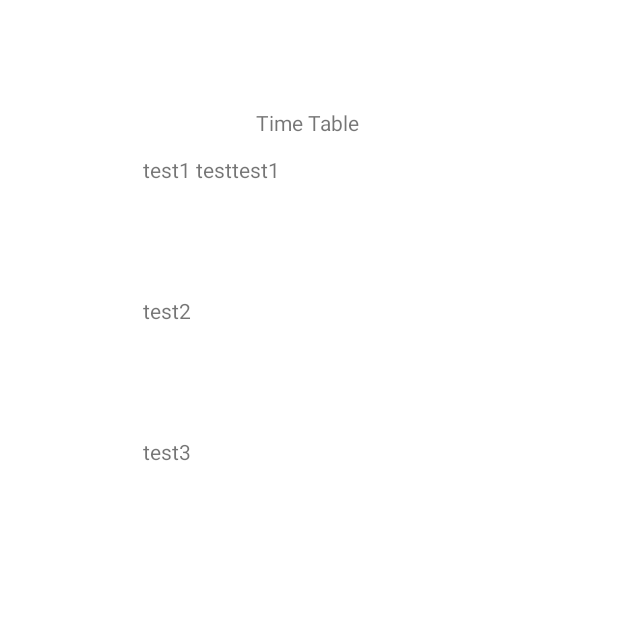
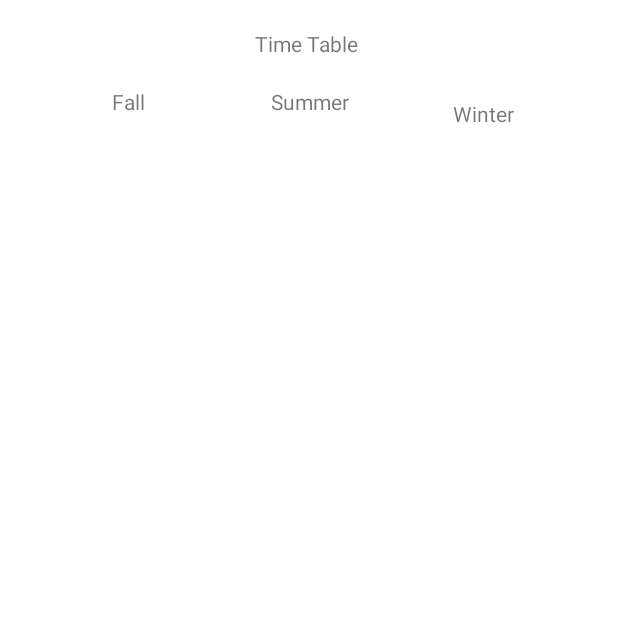
Before and after one commit to mohammadqassim12/B07Porject, an Android app: the timeline_page screen opened directly, with no data from a screen before it, on a phone screen of 412 x 824 dp, the top half of it. Run offline under Robolectric (Android 15) with nearby library versions, the phone set to English and light mode, and no system bars; our stand-ins replace Firebase (no records; nobody signed in at launch, a user with empty details on screens opened directly).

Commit message:
timeline configuration

```diff
--- a/app/src/main/java/com/example/app/timeline_page.java
+++ b/app/src/main/java/com/example/app/timeline_page.java
@@ -30,11 +30,15 @@ public class timeline_page extends AppCompatActivity {
     private TextView confirm_course_click;
     private TextView make_timeline_click;
     private TextView logoutClick;
-    private RecyclerView recycler_view;
+    private RecyclerView recycler_view1;
+    private RecyclerView recycler_view2;
     comp_timetable_adapter myAdapter;
+    comp_timetable_adapter myAdapter2;
 
     String studentID;
     ArrayList<String> courseCodeList = new ArrayList<>();
+
+    ArrayList<String> winter = new ArrayList<>();
 
     String[] a = new String[6] ;
     public void getIncomingIntent (){
@@ -42,6 +46,7 @@ public class timeline_page extends AppCompatActivity {
             a = getIntent().getStringArrayExtra("Send");
         }
     }
+
 
     public timeline_page() {
         // Required empty public constructor
@@ -56,17 +61,35 @@ public class timeline_page extends AppCompatActivity {
         setContentView(R.layout.fragment_timeline_page);
         getIncomingIntent();
 
-        recycler_view = (RecyclerView) findViewById(R.id.comp_timetable_aa);
+
+        // put a into courseCodeList
+        for (int i=0; i<6; i++){
+            courseCodeList.add(a[i]);
+        }
+        courseCodeList.add("test test");
+        recycler_view1 = (RecyclerView) findViewById(R.id.comp_timetable_aa);
         LinearLayoutManager llm = new LinearLayoutManager(this);
         //add courses to the display
-        courseCodeList.add("test1" + " " + "testtest1");
-        courseCodeList.add("test2");
-        courseCodeList.add("test3");
+        //courseCodeList.add("test1" + " " + "testtest1");
+        //courseCodeList.add("test2");
+        //courseCodeList.add("test3");
 
         myAdapter = new comp_timetable_adapter(courseCodeList, studentID);
 
-        recycler_view.setAdapter(myAdapter);
-        recycler_view.setLayoutManager(llm);
+        recycler_view1.setAdapter(myAdapter);
+        recycler_view1.setLayoutManager(llm);
+
+        //recycler_view2 = (RecyclerView) findViewById(R.id.comp_timetable2_aa);
+        //LinearLayoutManager llm2 = new LinearLayoutManager(this);
+        //add courses to the display
+        //winter.add("test1" + " " + "testtest1");
+
+
+       // myAdapter2 = new comp_timetable_adapter(winter, studentID);
+
+        //recycler_view2.setAdapter(myAdapter);
+
+        //recycler_view2.setLayoutManager(llm2);
 
 
 
--- a/app/src/main/res/layout/fragment_timeline_page.xml
+++ b/app/src/main/res/layout/fragment_timeline_page.xml
@@ -12,26 +12,91 @@
         android:layout_width="match_parent"
         android:layout_height="match_parent">
 
-        <TextView
-            android:id="@+id/header2"
-            android:layout_width="wrap_content"
-            android:layout_height="wrap_content"
-            android:layout_marginTop="72dp"
-            android:text="@string/timetable"
+        <androidx.recyclerview.widget.RecyclerView
+            android:id="@+id/comp_timetable2_aa"
+            android:layout_width="100dp"
+            android:layout_height="0dp"
+            android:layout_marginTop="100dp"
+            android:paddingBottom="20dp"
+            app:layout_constraintBottom_toBottomOf="parent"
+            app:layout_constraintStart_toEndOf="@+id/comp_timetable_aa"
+            app:layout_constraintTop_toTopOf="parent"
+            app:layout_constraintVertical_bias="0.0" />
+
+        <androidx.recyclerview.widget.RecyclerView
+            android:id="@+id/comp_timetable_aa"
+            android:layout_width="100dp"
+            android:layout_height="0dp"
+            android:layout_marginTop="100dp"
+            android:paddingBottom="20dp"
+            app:layout_constraintBottom_toBottomOf="parent"
             app:layout_constraintEnd_toEndOf="parent"
-            app:layout_constraintHorizontal_bias="0.498"
+            app:layout_constraintHorizontal_bias="0.174"
+            app:layout_constraintStart_toStartOf="parent"
+            app:layout_constraintTop_toTopOf="parent"
+            app:layout_constraintVertical_bias="0.0" />
+
+        <androidx.recyclerview.widget.RecyclerView
+            android:id="@+id/comp_timetable3_aa"
+            android:layout_width="100dp"
+            android:layout_height="0dp"
+            android:layout_marginTop="100dp"
+            android:paddingBottom="20dp"
+            app:layout_constraintBottom_toBottomOf="parent"
+            app:layout_constraintEnd_toEndOf="parent"
+            app:layout_constraintHorizontal_bias="0.817"
             app:layout_constraintStart_toStartOf="parent"
             app:layout_constraintTop_toTopOf="parent" />
 
-        <androidx.recyclerview.widget.RecyclerView
-            android:id="@+id/comp_timetable_aa"
-            android:layout_width="350dp"
-            android:layout_height="0dp"
-            android:paddingBottom="20dp"
+        <TextView
+            android:id="@+id/textView6"
+            android:layout_width="wrap_content"
+            android:layout_height="wrap_content"
+            android:text="@string/fall"
+            android:textAlignment="center"
+            app:layout_constraintBottom_toTopOf="@+id/comp_timetable2_aa"
+            app:layout_constraintEnd_toEndOf="parent"
+            app:layout_constraintHorizontal_bias="0.192"
+            app:layout_constraintStart_toStartOf="parent"
+            app:layout_constraintTop_toTopOf="parent"
+            app:layout_constraintVertical_bias="0.716" />
+
+        <TextView
+            android:id="@+id/textView7"
+            android:layout_width="wrap_content"
+            android:layout_height="wrap_content"
+            android:text="@string/winter"
+            android:textAlignment="center"
             app:layout_constraintBottom_toBottomOf="parent"
             app:layout_constraintEnd_toEndOf="parent"
+            app:layout_constraintHorizontal_bias="0.813"
             app:layout_constraintStart_toStartOf="parent"
-            app:layout_constraintTop_toBottomOf="@+id/header2" />
+            app:layout_constraintTop_toTopOf="parent"
+            app:layout_constraintVertical_bias="0.082" />
+
+        <TextView
+            android:id="@+id/textView8"
+            android:layout_width="wrap_content"
+            android:layout_height="wrap_content"
+            android:text="@string/summer"
+            android:textAlignment="center"
+            app:layout_constraintBottom_toTopOf="@+id/comp_timetable_aa"
+            app:layout_constraintEnd_toStartOf="@+id/textView7"
+            app:layout_constraintHorizontal_bias="0.549"
+            app:layout_constraintStart_toEndOf="@+id/textView6"
+            app:layout_constraintTop_toTopOf="parent"
+            app:layout_constraintVertical_bias="0.716" />
+
+        <TextView
+            android:id="@+id/textView9"
+            android:layout_width="wrap_content"
+            android:layout_height="wrap_content"
+            android:text="@string/time_table"
+            app:layout_constraintBottom_toTopOf="@+id/textView8"
+            app:layout_constraintEnd_toEndOf="parent"
+            app:layout_constraintHorizontal_bias="0.495"
+            app:layout_constraintStart_toStartOf="parent"
+            app:layout_constraintTop_toTopOf="parent" />
 
 
     </androidx.constraintlayout.widget.ConstraintLayout>
--- a/app/src/main/res/values/strings.xml
+++ b/app/src/main/res/values/strings.xml
@@ -39,4 +39,8 @@
     <string name="confirm_add">Add to List</string>
     <string name="logout">Log Out</string>
     <string name="timetable">Time Table</string>
+    <string name="fall">Fall</string>
+    <string name="winter">Winter</string>
+    <string name="summer">Summer</string>
+    <string name="time_table">Time Table</string>
 </resources>
```
